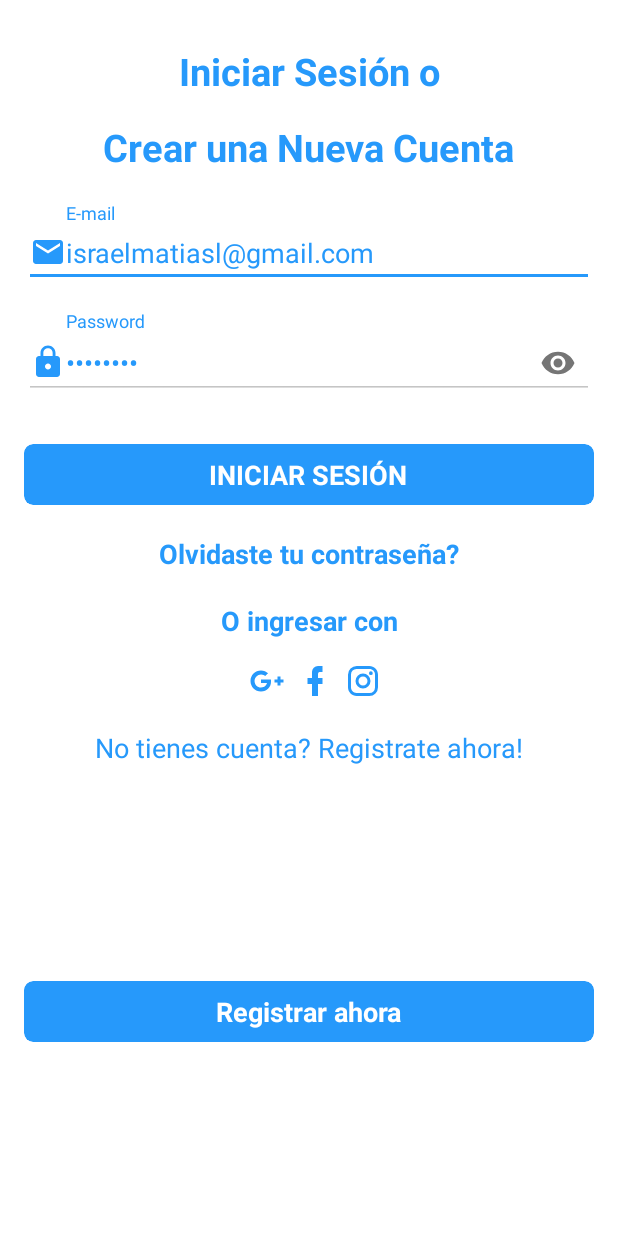
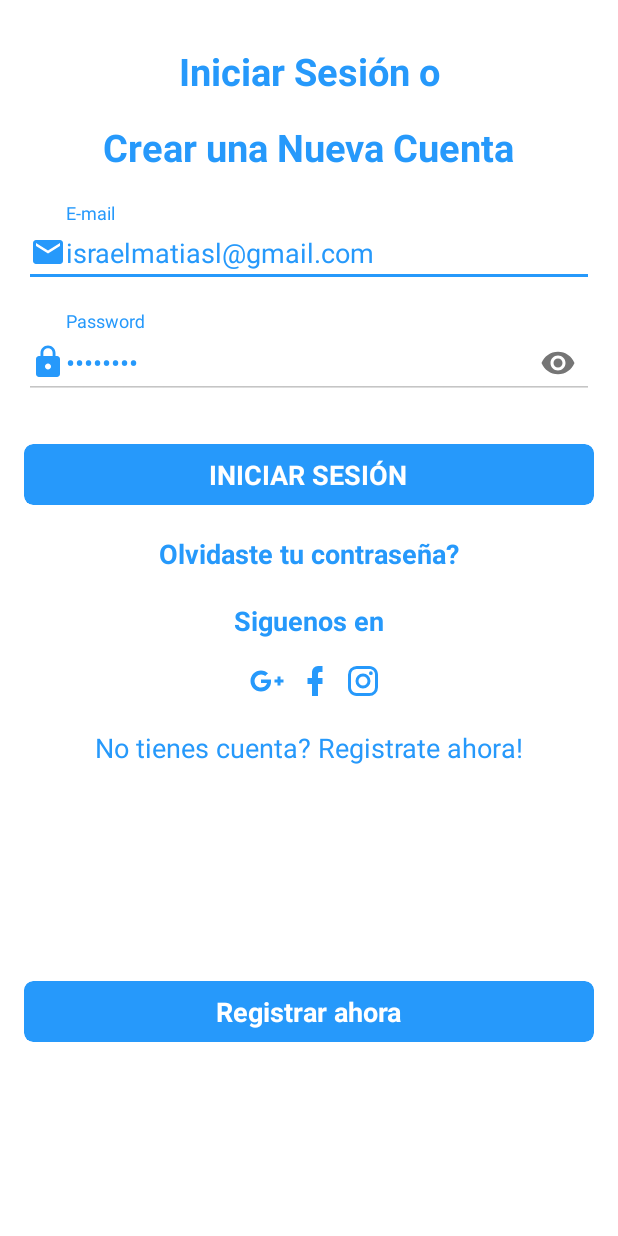
Before and after one commit to sofiacastillocarbajal/Rumi, an Android app: the LoginPropietarioActivity screen opened directly, with no data from a screen before it, on a phone screen of 412 x 824 dp. Run offline under Robolectric (Android 15) with nearby library versions, the phone set to English and light mode, and no system bars; libraries missing offline, so code that uses them is left out: com.androidnetworking, com.androidnetworking.common, com.androidnetworking.error, com.androidnetworking.interfaces.

Commit message:
entregable 13 junio

```diff
--- a/app/src/main/java/pe/edu/upc/rumi/activities/LoginPropietarioActivity.kt
+++ b/app/src/main/java/pe/edu/upc/rumi/activities/LoginPropietarioActivity.kt
@@ -1,9 +1,11 @@
 package pe.edu.upc.rumi.activities
 
 import android.content.Intent
+import android.net.Uri
 import android.support.v7.app.AppCompatActivity
 import android.os.Bundle
 import android.support.v7.app.AlertDialog
+import android.support.v7.widget.AppCompatImageView
 import android.support.v7.widget.CardView
 import android.view.View
 import android.widget.EditText
@@ -29,6 +31,10 @@ class LoginPropietarioActivity : AppCompatActivity() {
 
     private lateinit var progressBar: ProgressBar
 
+    private lateinit var googleAppCompatImageView: AppCompatImageView
+    private lateinit var facebookAppCompatImageView: AppCompatImageView
+    private lateinit var instagramAppCompatImageView: AppCompatImageView
+
     val TAG = "Login"
 
     override fun onCreate(savedInstanceState: Bundle?) {
@@ -41,6 +47,13 @@ class LoginPropietarioActivity : AppCompatActivity() {
         passwordEditText = findViewById(R.id.passwordEditText)
         progressBar = findViewById(R.id.progressBar)
 
+        googleAppCompatImageView = findViewById(R.id.googleAppCompatImageView)
+        googleAppCompatImageView.setOnClickListener { openWeb("https://www.youtube.com/")}
+        facebookAppCompatImageView = findViewById(R.id.facebookAppCompatImageView)
+        facebookAppCompatImageView.setOnClickListener { openWeb("https://www.facebook.com/")}
+        instagramAppCompatImageView = findViewById(R.id.instagramAppCompatImageView)
+        instagramAppCompatImageView.setOnClickListener { openWeb("https://www.instagram.com/")}
+
         registrarAhoraCardView = findViewById(R.id.registrarAhoraCardView)
         registrarAhoraCardView.setOnClickListener {
             val intent = Intent(this@LoginPropietarioActivity, RegisterPropietarioActivity::class.java)
@@ -52,6 +65,12 @@ class LoginPropietarioActivity : AppCompatActivity() {
         iniciarSesionCardView.setOnClickListener {
             login()
         }
+    }
+
+    fun openWeb(url: String) {
+        val openURL = Intent(android.content.Intent.ACTION_VIEW)
+        openURL.data = Uri.parse(url)
+        startActivity(openURL)
     }
 
     fun login() {
--- a/app/src/main/res/layout/activity_login_propietario.xml
+++ b/app/src/main/res/layout/activity_login_propietario.xml
@@ -139,7 +139,7 @@
         android:layout_width="wrap_content"
         android:layout_height="wrap_content"
         android:layout_marginTop="20dp"
-        android:text="O ingresar con"
+        android:text="Siguenos en"
         android:textColor="@color/colorPrimary"
         android:textSize="18sp"
         android:textStyle="bold"
--- a/app/src/main/res/layout/activity_login_roomer.xml
+++ b/app/src/main/res/layout/activity_login_roomer.xml
@@ -139,7 +139,7 @@
         android:layout_width="wrap_content"
         android:layout_height="wrap_content"
         android:layout_marginTop="20dp"
-        android:text="O ingresar con"
+        android:text="Siguenos en"
         android:textColor="@color/colorPrimary"
         android:textSize="18sp"
         android:textStyle="bold"
```
Also changed, not shown: app/src/main/java/pe/edu/upc/rumi/activities/CreateIncidenceActivity.kt (+5 -9 lines), app/src/main/java/pe/edu/upc/rumi/activities/LoginRoomerActivity.kt (+19 -0 lines).
